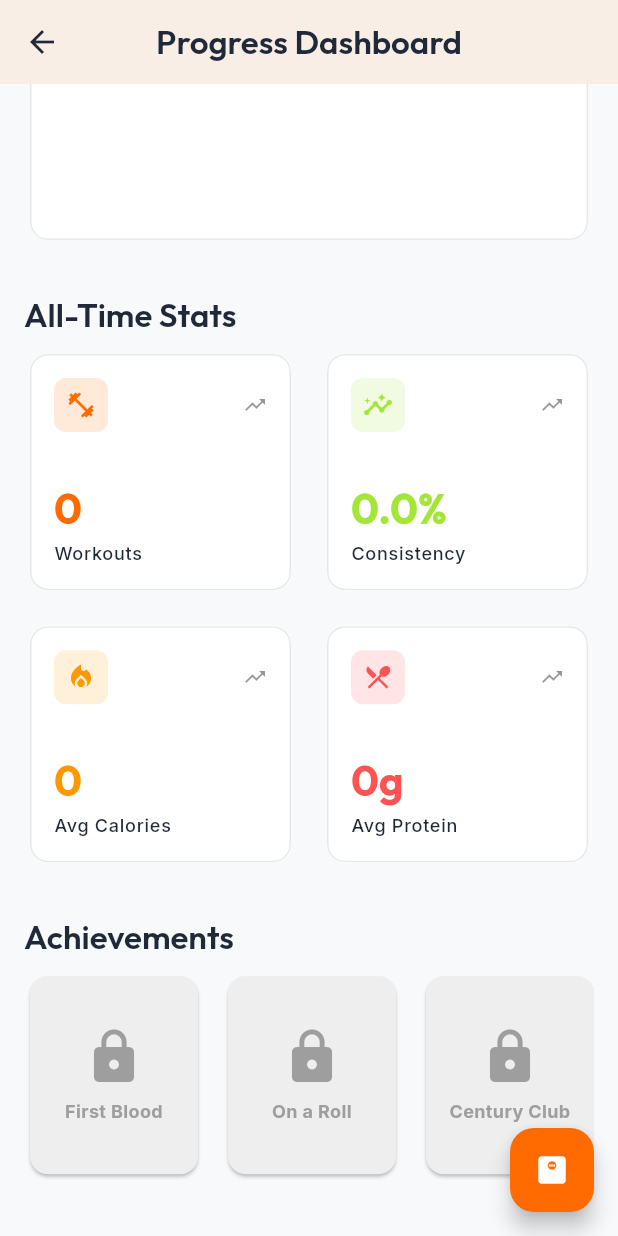
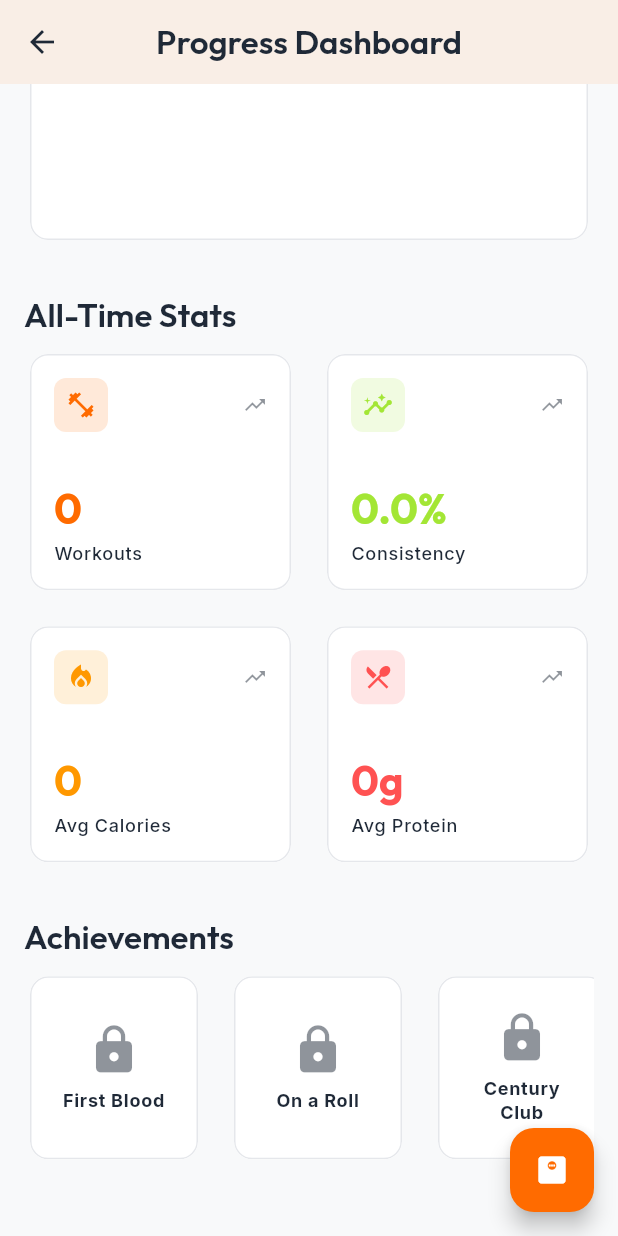
Before and after one commit to thanseer02/fitness_app, a Flutter app: the ProgressTab screen opened directly, scrolled down 352 dp, on a phone screen of 412 x 824 dp. Run offline on Flutter 3.47's test engine with Material 3 defaults, Android fonts, the phone set to English and light mode, and no system bars; our stand-ins replace fl_chart, flutter_local_notifications, google_fonts, isar, timezone; accounts and stored records are empty; generated files the repository leaves out were written again.

Commit message:
refactor: modernize UI components, update theme color references, and redesign the profile tab layout

```diff
--- a/lib/features/nutrition/view/widgets/food_quantity_sheet.dart
+++ b/lib/features/nutrition/view/widgets/food_quantity_sheet.dart
@@ -51,7 +51,7 @@ class _FoodQuantitySheetState extends State<FoodQuantitySheet> {
             height: 4,
             margin: const EdgeInsets.only(bottom: AppSpacing.lg),
             decoration: BoxDecoration(
-              color: theme.colorScheme.onSurfaceVariant.withOpacity(0.4),
+              color: theme.colorScheme.onSurfaceVariant.withValues(alpha: 0.4),
               borderRadius: AppRadius.roundRadius,
             ),
           ),
@@ -71,7 +71,7 @@ class _FoodQuantitySheetState extends State<FoodQuantitySheet> {
               Column(
                 children: [
                   Text(
-                    '${_quantity.toStringAsFixed(0)}',
+                    _quantity.toStringAsFixed(0),
                     style: theme.textTheme.displaySmall?.copyWith(color: AppColors.primary, fontWeight: FontWeight.bold),
                   ),
                   Text('grams', style: theme.textTheme.labelMedium),
--- a/lib/features/nutrition/view/widgets/food_search_sheet.dart
+++ b/lib/features/nutrition/view/widgets/food_search_sheet.dart
@@ -46,7 +46,7 @@ class FoodSearchSheet extends StatelessWidget {
               height: 4,
               margin: const EdgeInsets.only(bottom: AppSpacing.lg),
               decoration: BoxDecoration(
-                color: theme.colorScheme.onSurfaceVariant.withOpacity(0.4),
+                color: theme.colorScheme.onSurfaceVariant.withValues(alpha: 0.4),
                 borderRadius: AppRadius.roundRadius,
               ),
             ),
@@ -57,7 +57,7 @@ class FoodSearchSheet extends StatelessWidget {
           // Search Bar
           Container(
             decoration: BoxDecoration(
-              color: theme.colorScheme.surfaceVariant.withOpacity(0.5),
+              color: theme.colorScheme.surfaceContainerHighest.withValues(alpha: 0.5),
               borderRadius: AppRadius.mdRadius,
             ),
             child: TextField(
@@ -76,7 +76,7 @@ class FoodSearchSheet extends StatelessWidget {
           FilterChip(
             label: const Text('Hostel Friendly'),
             selected: viewModel.hostelFriendlyOnly,
-            selectedColor: AppColors.secondary.withOpacity(0.2),
+            selectedColor: AppColors.secondary.withValues(alpha: 0.2),
             checkmarkColor: AppColors.secondary,
             onSelected: (val) => context.read<NutritionViewModel>().toggleHostelFriendly(val),
           ),
--- a/lib/features/nutrition/view/widgets/meal_section.dart
+++ b/lib/features/nutrition/view/widgets/meal_section.dart
@@ -69,7 +69,7 @@ class _MealSectionState extends State<MealSection> {
                   shrinkWrap: true,
                   physics: const NeverScrollableScrollPhysics(),
                   itemCount: widget.meal.entries.length,
-                  separatorBuilder: (_, __) => const Divider(height: 1),
+                  separatorBuilder: (_, _) => const Divider(height: 1),
                   itemBuilder: (context, index) {
                     final entry = widget.meal.entries[index];
                     return Padding(
--- a/lib/features/nutrition/view/widgets/today_macros_card.dart
+++ b/lib/features/nutrition/view/widgets/today_macros_card.dart
@@ -90,9 +90,9 @@ class TodayMacrosCard extends StatelessWidget {
           ),
         ),
         Text(
-          '${target.toStringAsFixed(0)}',
+          target.toStringAsFixed(0),
           style: Theme.of(context).textTheme.labelSmall?.copyWith(
-            color: Theme.of(context).colorScheme.onSurfaceVariant.withOpacity(0.5),
+            color: Theme.of(context).colorScheme.onSurfaceVariant.withValues(alpha: 0.5),
           ),
         ),
       ],
--- a/lib/features/progress/view/progress_tab.dart
+++ b/lib/features/progress/view/progress_tab.dart
@@ -141,13 +141,13 @@ class ProgressTab extends StatelessWidget {
               Container(
                 padding: const EdgeInsets.all(8),
                 decoration: BoxDecoration(
-                  color: color.withOpacity(0.15),
+                  color: color.withValues(alpha: 0.15),
                   borderRadius: AppRadius.smRadius,
                 ),
                 child: Icon(icon, color: color, size: 20),
               ),
               const Spacer(),
-              Icon(Icons.trending_up, color: theme.colorScheme.onSurfaceVariant.withOpacity(0.5), size: 16),
+              Icon(Icons.trending_up, color: theme.colorScheme.onSurfaceVariant.withValues(alpha: 0.5), size: 16),
             ],
           ),
           const Spacer(),
--- a/lib/features/progress/view/weekly_check_in_screen.dart
+++ b/lib/features/progress/view/weekly_check_in_screen.dart
@@ -1,6 +1,5 @@
 import 'package:flutter/material.dart';
 import 'package:provider/provider.dart';
-import 'package:fitjourney/models/weight_entry.dart';
 import 'package:fitjourney/features/progress/viewmodel/progress_viewmodel.dart';
 
 class WeeklyCheckInScreen extends StatefulWidget {
--- a/lib/features/progress/view/widgets/achievements_list.dart
+++ b/lib/features/progress/view/widgets/achievements_list.dart
@@ -1,5 +1,8 @@
 import 'package:flutter/material.dart';
 import 'package:fitjourney/features/progress/viewmodel/progress_viewmodel.dart';
+import 'package:fitjourney/core/theme/app_colors.dart';
+import 'package:fitjourney/core/theme/app_constants.dart';
+import 'package:fitjourney/shared/widgets/app_card.dart';
 
 class AchievementsList extends StatelessWidget {
   final List<AchievementItem> achievements;
@@ -9,7 +12,7 @@ class AchievementsList extends StatelessWidget {
   @override
   Widget build(BuildContext context) {
     return SizedBox(
-      height: 140,
+      height: 130,
       child: ListView.builder(
         scrollDirection: Axis.horizontal,
         itemCount: achievements.length,
@@ -17,31 +20,30 @@ class AchievementsList extends StatelessWidget {
           final ach = achievements[index];
           return Container(
             width: 120,
-            margin: const EdgeInsets.only(right: 12),
-            child: Card(
-              color: ach.isUnlocked ? Colors.amber.shade100 : Colors.grey.shade200,
-              child: Padding(
-                padding: const EdgeInsets.all(8.0),
+            margin: const EdgeInsets.only(right: AppSpacing.md),
+            child: AppCard(
+              padding: const EdgeInsets.all(AppSpacing.md),
+              color: ach.isUnlocked ? AppColors.secondary.withValues(alpha: 0.15) : Theme.of(context).colorScheme.surfaceContainerHighest,
               child: Column(
                 mainAxisAlignment: MainAxisAlignment.center,
                 children: [
                   Icon(
                     ach.isUnlocked ? Icons.emoji_events : Icons.lock,
-                      color: ach.isUnlocked ? Colors.amber.shade800 : Colors.grey,
-                      size: 40,
+                    color: ach.isUnlocked ? AppColors.secondary : Theme.of(context).colorScheme.onSurfaceVariant.withValues(alpha: 0.5),
+                    size: 36,
                   ),
-                    const SizedBox(height: 8),
+                  const SizedBox(height: AppSpacing.sm),
                   Text(
                     ach.title,
                     textAlign: TextAlign.center,
-                      style: TextStyle(
+                    maxLines: 2,
+                    overflow: TextOverflow.ellipsis,
+                    style: Theme.of(context).textTheme.labelMedium?.copyWith(
                       fontWeight: FontWeight.bold,
-                        fontSize: 12,
-                        color: ach.isUnlocked ? Colors.black87 : Colors.grey,
+                      color: ach.isUnlocked ? Theme.of(context).colorScheme.onSurface : Theme.of(context).colorScheme.onSurfaceVariant,
                     ),
                   ),
                 ],
-                ),
               ),
             ),
           );
--- a/lib/features/progress/view/widgets/log_weight_sheet.dart
+++ b/lib/features/progress/view/widgets/log_weight_sheet.dart
@@ -66,7 +66,7 @@ class _LogWeightSheetState extends State<LogWeightSheet> {
             height: 4,
             margin: const EdgeInsets.only(bottom: AppSpacing.lg),
             decoration: BoxDecoration(
-              color: theme.colorScheme.onSurfaceVariant.withOpacity(0.4),
+              color: theme.colorScheme.onSurfaceVariant.withValues(alpha: 0.4),
               borderRadius: AppRadius.roundRadius,
             ),
           ),
@@ -87,7 +87,7 @@ class _LogWeightSheetState extends State<LogWeightSheet> {
                   decoration: InputDecoration(
                     hintText: '0.0',
                     border: InputBorder.none,
-                    hintStyle: theme.textTheme.displayMedium?.copyWith(color: theme.colorScheme.onSurfaceVariant.withOpacity(0.3)),
+                    hintStyle: theme.textTheme.displayMedium?.copyWith(color: theme.colorScheme.onSurfaceVariant.withValues(alpha: 0.3)),
                   ),
                   autofocus: true,
                 ),
--- a/lib/features/progress/view/widgets/weight_tracker_chart.dart
+++ b/lib/features/progress/view/widgets/weight_tracker_chart.dart
@@ -65,7 +65,7 @@ class WeightTrackerChart extends StatelessWidget {
             drawVerticalLine: false,
             horizontalInterval: 5,
             getDrawingHorizontalLine: (value) => FlLine(
-              color: theme.colorScheme.surfaceVariant,
+              color: theme.colorScheme.surfaceContainerHighest,
               strokeWidth: 1,
               dashArray: [5, 5],
             ),
@@ -126,8 +126,8 @@ class WeightTrackerChart extends StatelessWidget {
                 show: true,
                 gradient: LinearGradient(
                   colors: [
-                    AppColors.secondary.withOpacity(0.3),
-                    AppColors.secondary.withOpacity(0.0),
+                    AppColors.secondary.withValues(alpha: 0.3),
+                    AppColors.secondary.withValues(alpha: 0.0),
                   ],
                   begin: Alignment.topCenter,
                   end: Alignment.bottomCenter,
--- a/lib/features/workout/view/active_workout_screen.dart
+++ b/lib/features/workout/view/active_workout_screen.dart
@@ -130,7 +130,7 @@ class _ActiveWorkoutScreenState extends State<ActiveWorkoutScreen> {
                 children: [
                   // Header Card
                   AppCard(
-                    color: Theme.of(context).colorScheme.primaryContainer.withOpacity(0.4),
+                    color: Theme.of(context).colorScheme.primaryContainer.withValues(alpha: 0.4),
                     child: Column(
                       crossAxisAlignment: CrossAxisAlignment.start,
                       children: [
@@ -170,7 +170,7 @@ class _ActiveWorkoutScreenState extends State<ActiveWorkoutScreen> {
                 color: Theme.of(context).colorScheme.surface,
                 boxShadow: [
                   BoxShadow(
-                    color: Colors.black.withOpacity(0.05),
+                    color: Colors.black.withValues(alpha: 0.05),
                     offset: const Offset(0, -4),
                     blurRadius: 10,
                   ),
--- a/lib/features/workout/view/workout_tab.dart
+++ b/lib/features/workout/view/workout_tab.dart
@@ -1,7 +1,6 @@
 import 'package:flutter/material.dart';
 import 'package:provider/provider.dart';
 import 'package:fitjourney/features/workout/viewmodel/workout_viewmodel.dart';
-import 'package:fitjourney/features/workout/view/active_workout_screen.dart';
 import 'widgets/workout_overview_view.dart';
 
 class WorkoutTab extends StatelessWidget {
--- a/lib/shared/widgets/progress_ring.dart
+++ b/lib/shared/widgets/progress_ring.dart
@@ -22,7 +22,7 @@ class ProgressRing extends StatelessWidget {
   Widget build(BuildContext context) {
     final theme = Theme.of(context);
     final activeColor = color ?? theme.colorScheme.primary;
-    final bgColor = backgroundColor ?? theme.colorScheme.surfaceVariant;
+    final bgColor = backgroundColor ?? theme.colorScheme.surfaceContainerHighest;
 
     return SizedBox(
       width: size,
```
Also changed, not shown: lib/features/home/view/home_tab.dart (+4 -5 lines), lib/features/profile/view/profile_tab.dart (+129 -29 lines), lib/features/workout/view/widgets/exercise_card.dart (+5 -5 lines), lib/features/workout/view/widgets/exercise_detail_sheet.dart (+4 -4 lines). Lines whose indentation alone changed are shown as unchanged.
